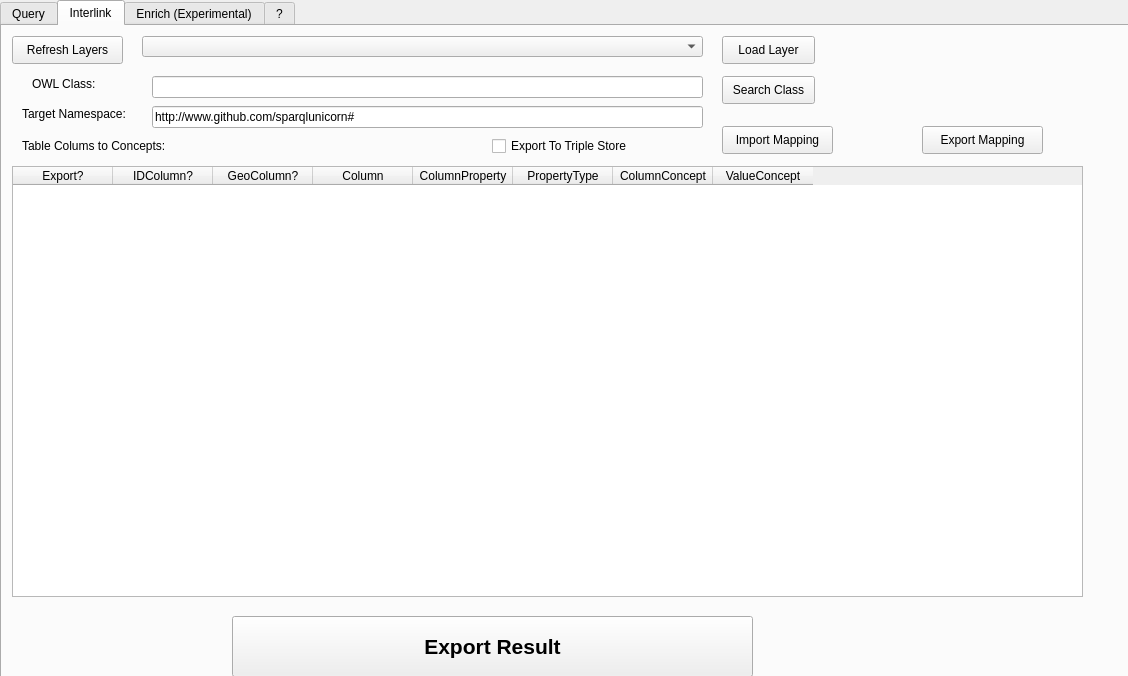
Before: the Qt Designer form dialogs/ui/sparql_unicorn_dialog_base_2.ui in sparqlunicorn/sparqlunicornGoesGIS, drawn with Qt 5.
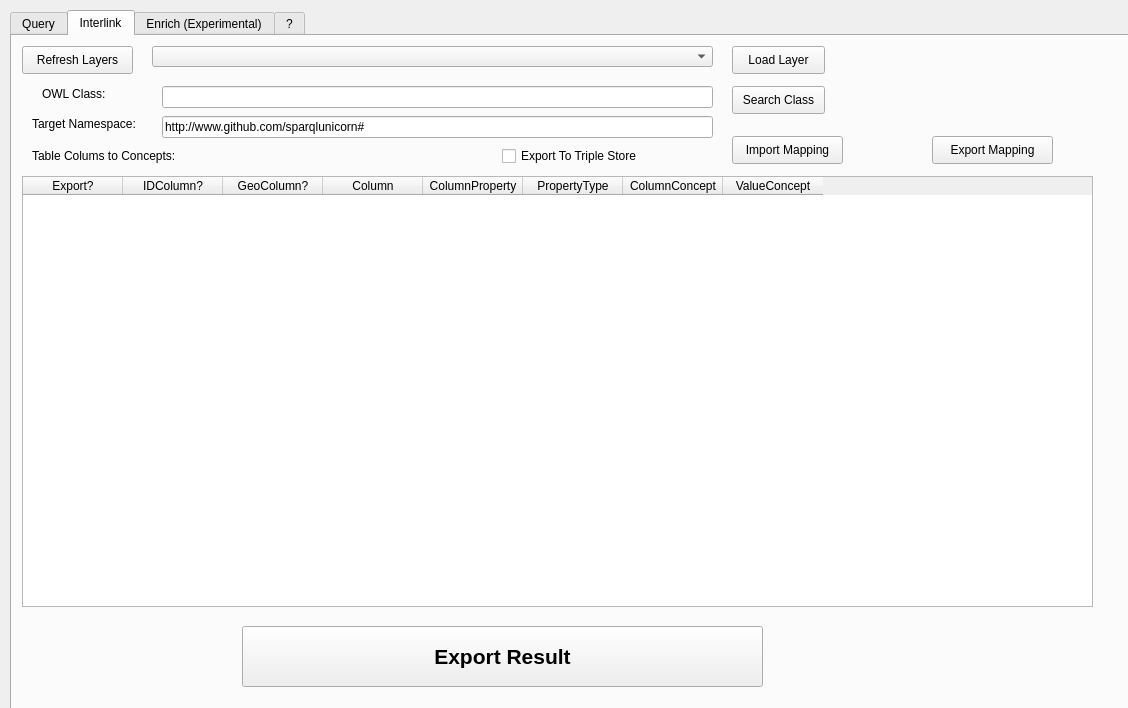
After: the same form once the commit is applied. The open tabs and pages were chosen to show the change.

```diff
--- a/dialogs/ui/sparql_unicorn_dialog_base_2.ui
+++ b/dialogs/ui/sparql_unicorn_dialog_base_2.ui
@@ -7,7 +7,7 @@
     <x>0</x>
     <y>0</y>
     <width>1128</width>
-    <height>676</height>
+    <height>708</height>
    </rect>
   </property>
   <property name="windowTitle">
@@ -29,8 +29,8 @@
   <widget class="QTabWidget" name="tabWidget">
    <property name="geometry">
     <rect>
-     <x>0</x>
-     <y>0</y>
+     <x>10</x>
+     <y>10</y>
      <width>1131</width>
      <height>701</height>
     </rect>
```
Left out of the diff: 2 changed lines with no effect on the pictures.
